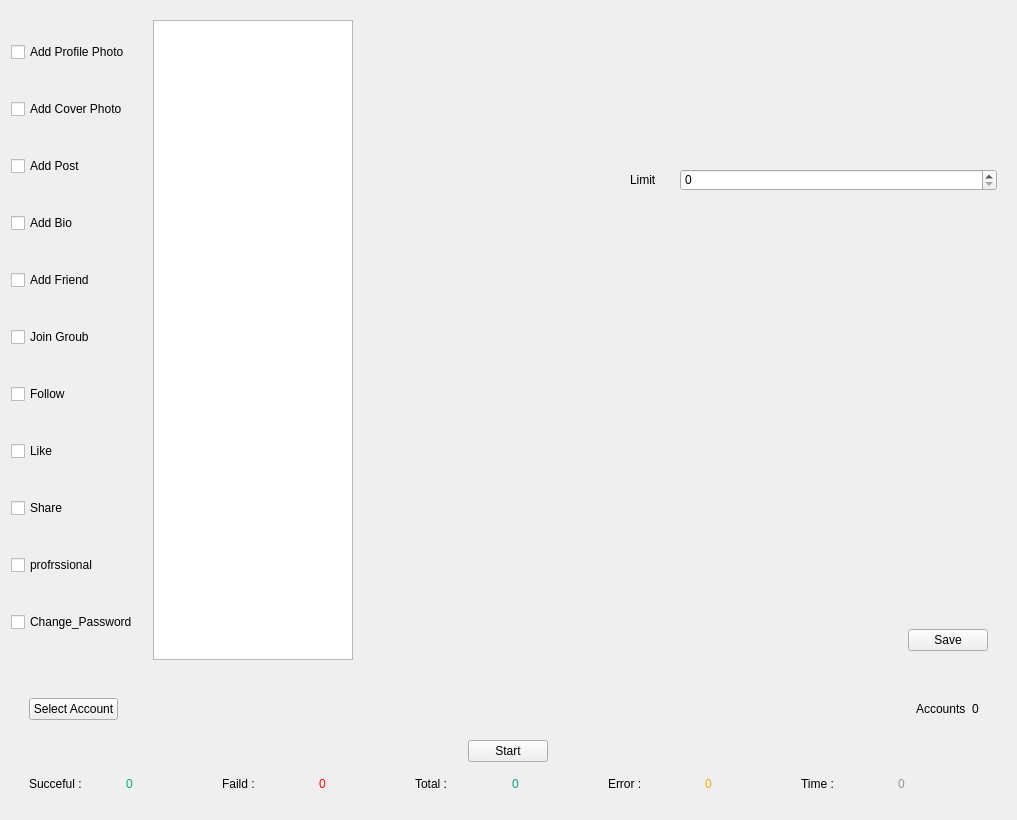
kreemkhaled112/GUI, file ui/Public/Edit.ui: the form before one commit.
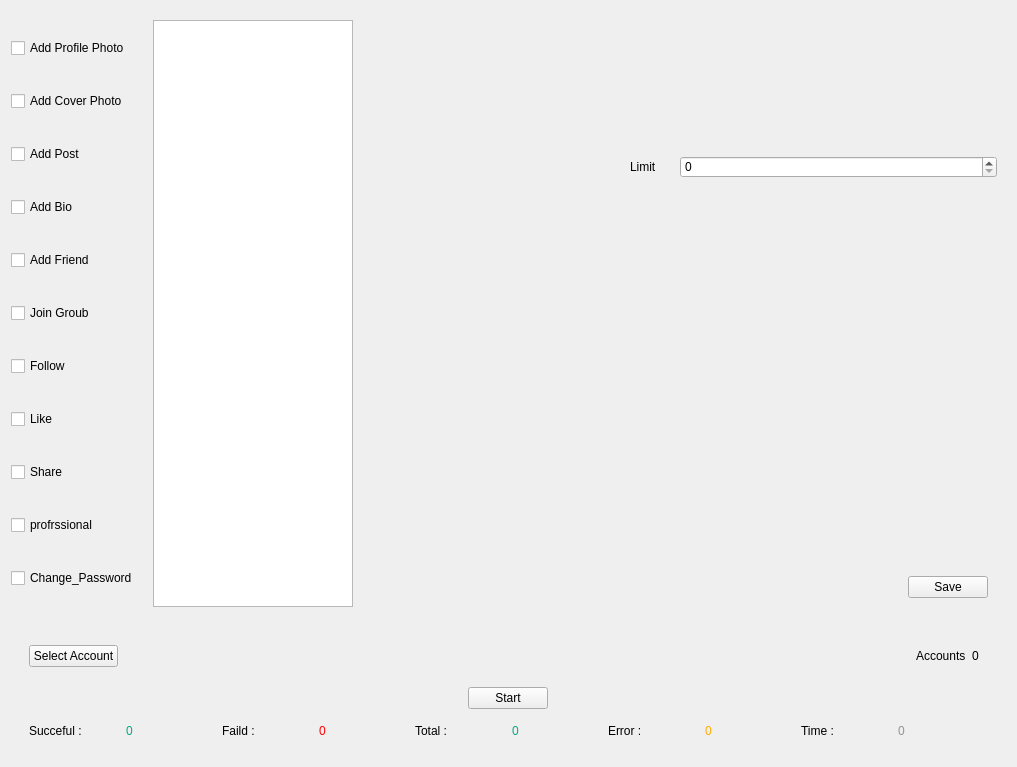
The form after the commit. The open tabs and pages were chosen to show the change.

Patch:
```diff
--- a/ui/Public/Edit.ui
+++ b/ui/Public/Edit.ui
@@ -7,7 +7,7 @@
     <x>0</x>
     <y>0</y>
     <width>1017</width>
-    <height>820</height>
+    <height>767</height>
    </rect>
   </property>
   <property name="windowTitle">
@@ -474,8 +474,8 @@
                  <rect>
                   <x>0</x>
                   <y>0</y>
-                  <width>200</width>
-                  <height>645</height>
+                  <width>98</width>
+                  <height>71</height>
                  </rect>
                 </property>
                 <layout class="QGridLayout" name="gridLayout_30">
```
Left out of the diff: 16 changed lines with no effect on the pictures.
